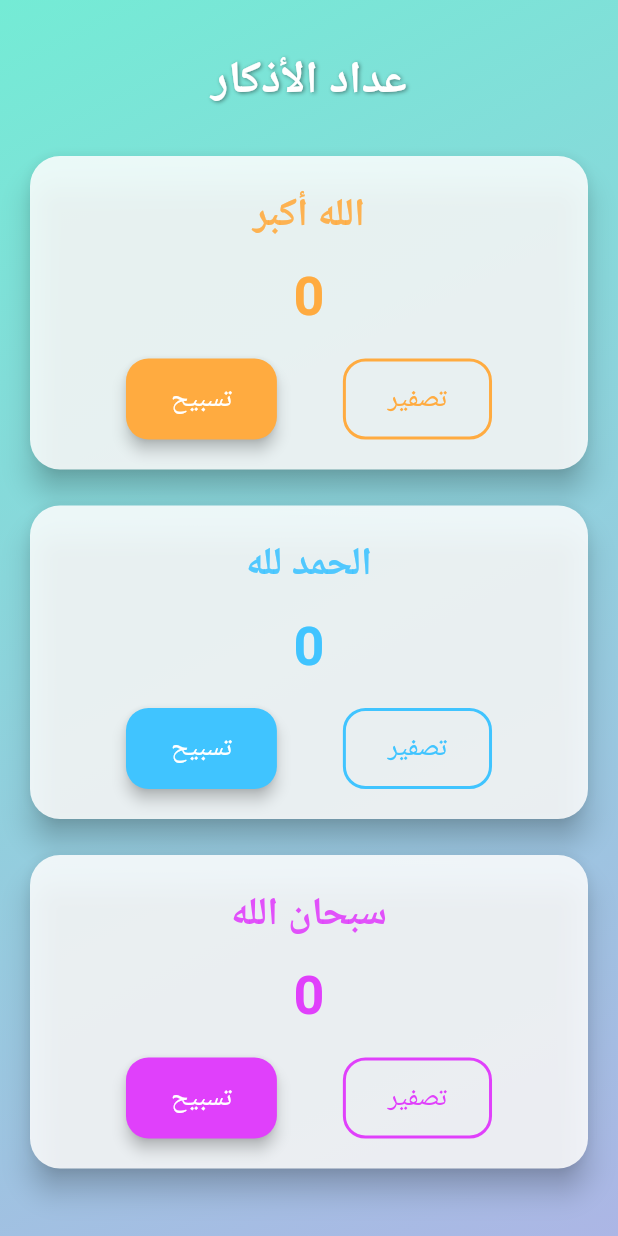
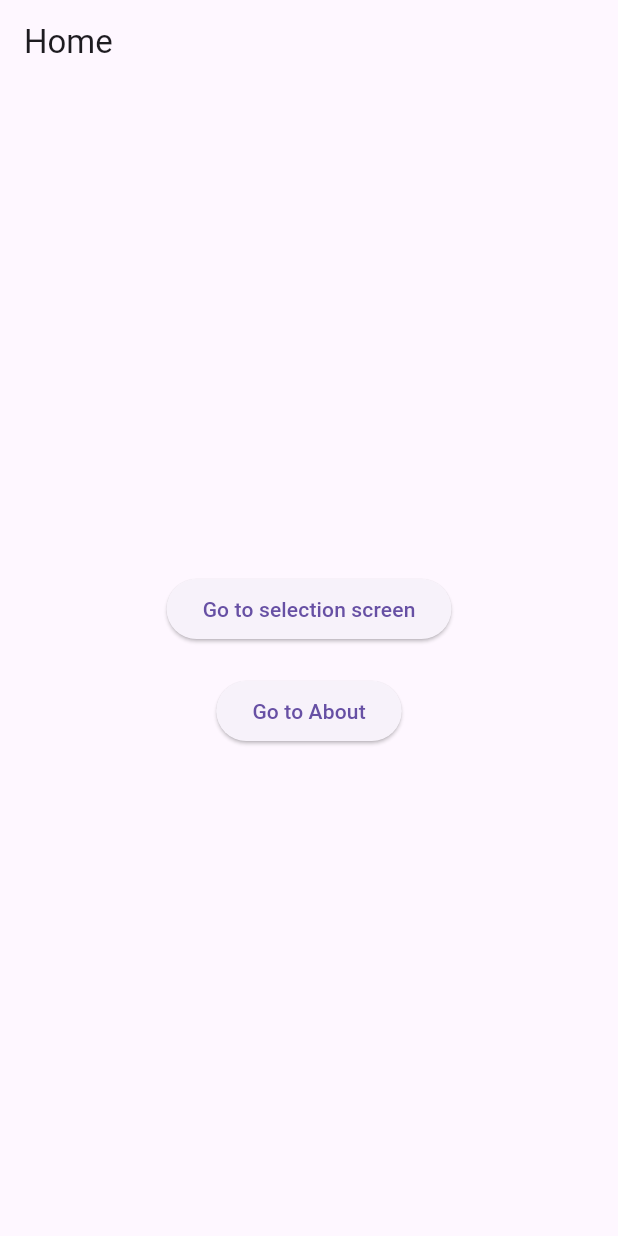
Before and after one commit to LAHENLAHRN/allapplication, a Flutter app: the screen it shows after launch, on a phone screen of 412 x 824 dp. Run offline on Flutter 3.47's test engine with Material 3 defaults, Android fonts, the phone set to English and light mode, and no system bars.

Commit message:
lesson_05_f_navigation_part5

```diff
--- a/lib/main.dart
+++ b/lib/main.dart
@@ -1,171 +1,69 @@
 import 'package:flutter/material.dart';
+import 'SecondScreen.dart';
+import 'AboutScreen.dart';
 
 void main() {
-  runApp(const TasbeehApp());
+  runApp(const MyApp());
 }
 
-class TasbeehApp extends StatelessWidget {
-  const TasbeehApp({super.key});
+class MyApp extends StatelessWidget {
+  const MyApp({super.key});
 
   @override
   Widget build(BuildContext context) {
     return MaterialApp(
       debugShowCheckedModeBanner: false,
-      title: 'عداد التسبيح',
-      theme: ThemeData(
-        fontFamily: 'Roboto',
-        primarySwatch: Colors.teal,
-      ),
-      home: const TasbeehScreen(),
+      title: 'Named Routes Demo',
+      initialRoute: '/',
+      routes: {
+        '/': (context) => const HomeScreen(),
+        '/SecondPage': (context) => const SecondPage(),
+        '/about': (context) => const AboutScreen(),
+      },
     );
   }
 }
 
-class TasbeehScreen extends StatefulWidget {
-  const TasbeehScreen({super.key});
-
-  @override
-  State<TasbeehScreen> createState() => _TasbeehScreenState();
-}
-
-class _TasbeehScreenState extends State<TasbeehScreen> {
-  int allahuAkbar = 0;
-  int alhamdulillah = 0;
-  int subhanAllah = 0;
+class HomeScreen extends StatelessWidget {
+  const HomeScreen({super.key});
 
   @override
   Widget build(BuildContext context) {
     return Scaffold(
-      body: Container(
-        decoration: const BoxDecoration(
-          gradient: LinearGradient(
-            colors: [Color(0xFF74EBD5), Color(0xFFACB6E5)],
-            begin: Alignment.topLeft,
-            end: Alignment.bottomRight,
-          ),
-        ),
-        child: SafeArea(
-          child: SingleChildScrollView(
-            physics: const BouncingScrollPhysics(),
-            padding: const EdgeInsets.all(16.0),
-            child: Column(
-              children: [
-                const SizedBox(height: 16),
-                const Text(
-                  'عداد الأذكار',
-                  style: TextStyle(
-                    fontSize: 30,
-                    fontWeight: FontWeight.bold,
-                    color: Colors.white,
-                    shadows: [
-                      Shadow(
-                        color: Colors.black45,
-                        offset: Offset(1, 1),
-                        blurRadius: 3,
+      appBar: AppBar(title: const Text('Home')),
+      body: Center(
+        child: Column(
+          mainAxisAlignment: MainAxisAlignment.center,
+          children: [
+            ElevatedButton(
+              onPressed: () async {
+                final result = await Navigator.pushNamed(
+                  context,
+                  '/SecondPage',
+                ) as bool?;
+
+                if (result != null) {
+                  ScaffoldMessenger.of(context).showSnackBar(
+                    SnackBar(
+                      content: Text(
+                        result
+                            ? 'You selected accept'
+                            : 'You selected not to accept',
                       ),
-                    ],
-                  ),
-                ),
-                const SizedBox(height: 24),
-                _buildCounterCard(
-                  title: 'الله أكبر',
-                  count: allahuAkbar,
-                  color: Colors.orangeAccent,
-                  onTap: () => setState(() => allahuAkbar++),
-                  onReset: () => setState(() => allahuAkbar = 0),
-                ),
-                const SizedBox(height: 16),
-                _buildCounterCard(
-                  title: 'الحمد لله',
-                  count: alhamdulillah,
-                  color: Colors.lightBlueAccent,
-                  onTap: () => setState(() => alhamdulillah++),
-                  onReset: () => setState(() => alhamdulillah = 0),
-                ),
-                const SizedBox(height: 16),
-                _buildCounterCard(
-                  title: 'سبحان الله',
-                  count: subhanAllah,
-                  color: Colors.purpleAccent,
-                  onTap: () => setState(() => subhanAllah++),
-                  onReset: () => setState(() => subhanAllah = 0),
-                ),
-                const SizedBox(height: 30),
-              ],
+                    ),
+                  );
+                }
+              },
+              child: const Text('Go to selection screen'),
             ),
-          ),
-        ),
-      ),
-    );
-  }
 
-  Widget _buildCounterCard({
-    required String title,
-    required int count,
-    required Color color,
-    required VoidCallback onTap,
-    required VoidCallback onReset,
-  }) {
-    return Card(
-      color: Colors.white.withOpacity(0.85),
-      shape: RoundedRectangleBorder(borderRadius: BorderRadius.circular(20)),
-      elevation: 8,
-      child: Padding(
-        padding: const EdgeInsets.all(20),
-        child: Column(
-          children: [
-            Text(
-              title,
-              style: TextStyle(
-                fontSize: 26,
-                fontWeight: FontWeight.bold,
-                color: color.withOpacity(0.9),
-              ),
-            ),
-            const SizedBox(height: 10),
-            Text(
-              '$count',
-              style: TextStyle(
-                fontSize: 36,
-                fontWeight: FontWeight.w600,
-                color: color,
-              ),
-            ),
-            const SizedBox(height: 16),
-            Row(
-              mainAxisAlignment: MainAxisAlignment.spaceEvenly,
-              children: [
-                ElevatedButton(
-                  onPressed: onTap,
-                  style: ElevatedButton.styleFrom(
-                    backgroundColor: color,
-                    foregroundColor: Colors.white,
-                    padding: const EdgeInsets.symmetric(
-                        horizontal: 30, vertical: 14),
-                    shape: RoundedRectangleBorder(
-                        borderRadius: BorderRadius.circular(15)),
-                    elevation: 4,
-                  ),
-                  child: const Text(
-                    'تسبيح',
-                    style: TextStyle(fontSize: 18),
-                  ),
-                ),
-                OutlinedButton(
-                  onPressed: onReset,
-                  style: OutlinedButton.styleFrom(
-                    side: BorderSide(color: color, width: 2),
-                    padding: const EdgeInsets.symmetric(
-                        horizontal: 30, vertical: 14),
-                    shape: RoundedRectangleBorder(
-                        borderRadius: BorderRadius.circular(15)),
-                  ),
-                  child: Text(
-                    'تصفير',
-                    style: TextStyle(fontSize: 18, color: color),
-                  ),
-                ),
-              ],
+            const SizedBox(height: 20),
+
+            ElevatedButton(
+              onPressed: () {
+                Navigator.pushNamed(context, '/about');
+              },
+              child: const Text('Go to About'),
             ),
           ],
         ),
```
Also changed, not shown: lib/AboutScreen.dart (added, +18 -0 lines), lib/SecondScreen.dart (added, +42 -0 lines).
